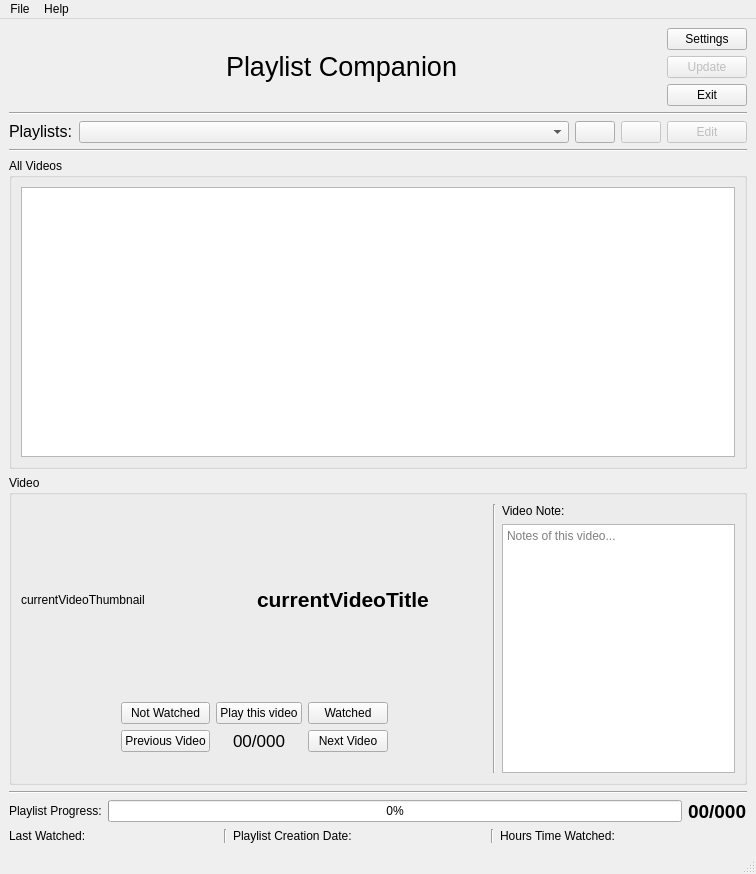
Qt form src/PlaylistCompanion/mainwindow.ui (KaziRifatMorshed/Playlist-Companion) before a commit.
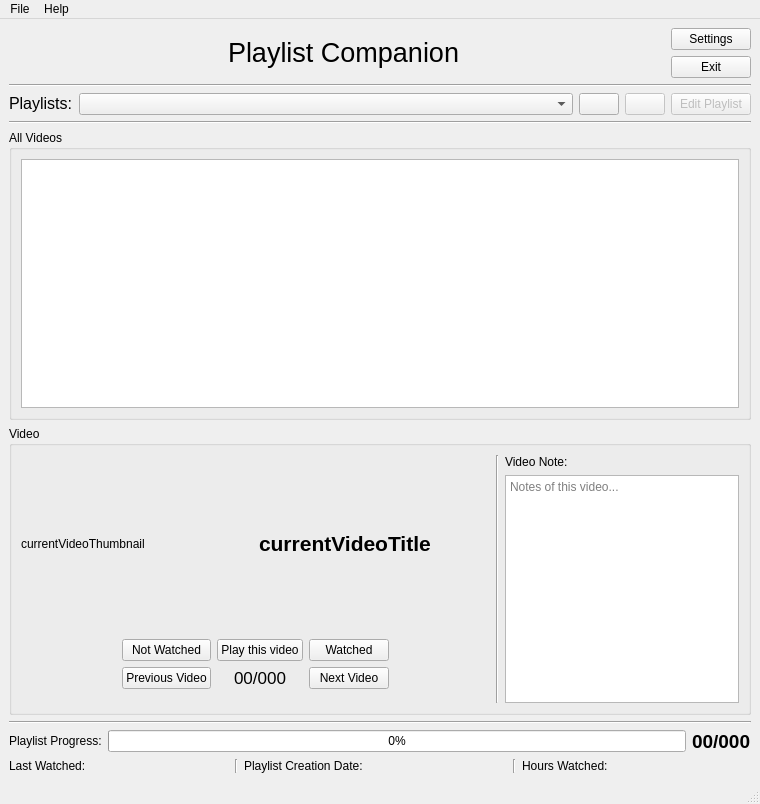
The same form after that commit. Icons and pictures are not drawn.

The edit to the form file:
```diff
--- a/src/PlaylistCompanion/mainwindow.ui
+++ b/src/PlaylistCompanion/mainwindow.ui
@@ -6,8 +6,8 @@
    <rect>
     <x>0</x>
     <y>0</y>
-    <width>756</width>
-    <height>874</height>
+    <width>760</width>
+    <height>804</height>
    </rect>
   </property>
   <property name="windowTitle">
@@ -59,6 +59,12 @@
           </item>
           <item>
            <widget class="QLabel" name="label_2">
+            <property name="sizePolicy">
+             <sizepolicy hsizetype="Preferred" vsizetype="Fixed">
+              <horstretch>0</horstretch>
+              <verstretch>0</verstretch>
+             </sizepolicy>
+            </property>
             <property name="text">
              <string>&lt;html&gt;&lt;head/&gt;&lt;body&gt;&lt;p&gt;&lt;span style=&quot; font-size:20pt;&quot;&gt;Playlist Companion&lt;/span&gt;&lt;/p&gt;&lt;/body&gt;&lt;/html&gt;</string>
             </property>
@@ -93,16 +99,6 @@
           </property>
          </widget>
         </item>
-        <item>
-         <widget class="QPushButton" name="pushButton_4">
-          <property name="enabled">
-           <bool>false</bool>
-          </property>
-          <property name="text">
-           <string>Update</string>
-          </property>
-         </widget>
-        </item>
         <item>
          <widget class="QPushButton" name="pushButton_5">
           <property name="text">
@@ -189,7 +185,7 @@
          </sizepolicy>
         </property>
         <property name="text">
-         <string>Edit</string>
+         <string>Edit Playlist</string>
         </property>
         <property name="icon">
          <iconset theme="applications-accessories"/>
@@ -234,13 +230,13 @@
       </property>
       <layout class="QHBoxLayout" name="horizontalLayout_9" stretch="2,0,1">
        <item>
-        <layout class="QVBoxLayout" name="verticalLayout_5">
+        <layout class="QVBoxLayout" name="verticalLayout_5" stretch="2,0">
          <item>
           <layout class="QHBoxLayout" name="horizontalLayout_8">
            <item>
             <widget class="QLabel" name="currentVideoThumbnail">
              <property name="sizePolicy">
-              <sizepolicy hsizetype="Preferred" vsizetype="Preferred">
+              <sizepolicy hsizetype="Preferred" vsizetype="Fixed">
                <horstretch>0</horstretch>
                <verstretch>0</verstretch>
               </sizepolicy>
@@ -566,7 +562,7 @@
          </sizepolicy>
         </property>
         <property name="text">
-         <string>Hours Time Watched:</string>
+         <string>Hours Watched:</string>
         </property>
        </widget>
       </item>
@@ -595,8 +591,8 @@
     <rect>
      <x>0</x>
      <y>0</y>
-     <width>756</width>
-     <height>22</height>
+     <width>760</width>
+     <height>21</height>
     </rect>
    </property>
    <widget class="QMenu" name="menuFile">
```
